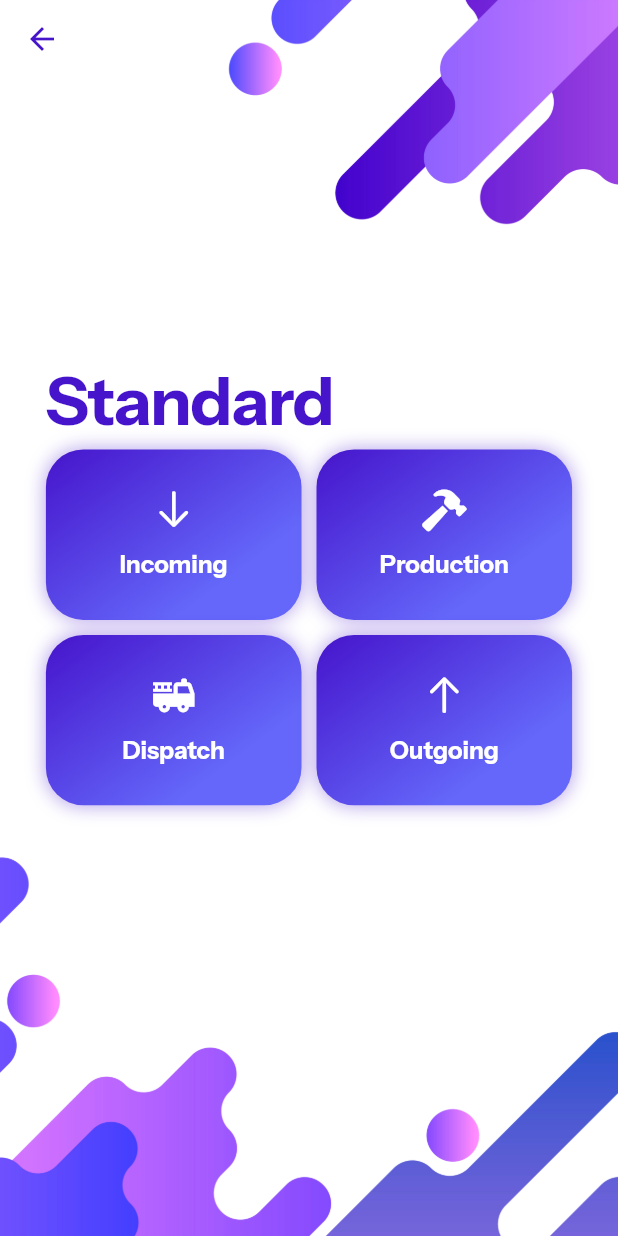
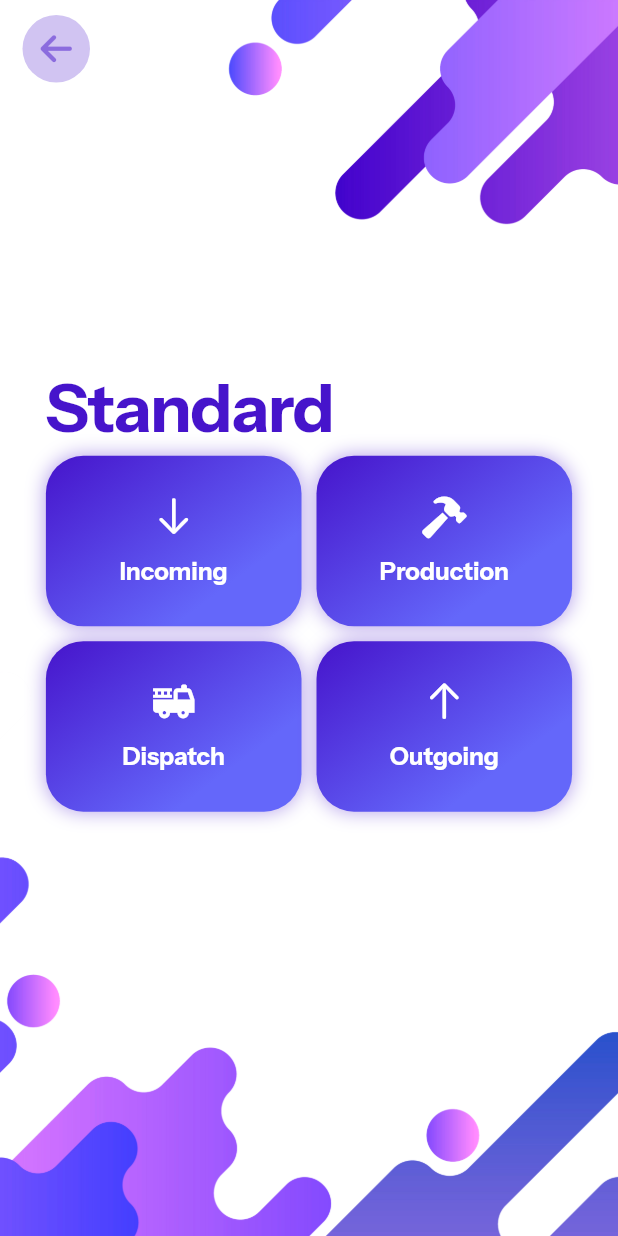
Before and after one commit to ananthuvs2000/dthexports, a Flutter app: the StandardScreen screen opened directly, on a phone screen of 412 x 824 dp. Run offline on Flutter 3.47's test engine with Material 2 defaults, Android fonts, the phone set to English and light mode, and no system bars; our stand-ins replace flutter_screenutil, font_awesome_flutter, get, image_picker; project files that could hold a hidden picture were left out.

Commit message:
Arrow back created

```diff
--- a/lib/screens/standard/standard_page.dart
+++ b/lib/screens/standard/standard_page.dart
@@ -5,6 +5,7 @@ import 'package:dth/screens/standard/outgoing/outgoing_page.dart';
 import 'package:dth/screens/standard/production/accepted_batch_selection.dart';
 import 'package:dth/screens/standard/production/production_day_end.dart';
 import 'package:dth/screens/standard/production/production_day_start.dart';
+import 'package:dth/theme/arrow_back.dart';
 import 'package:dth/theme/colors.dart';
 import 'package:dth/theme/layout.dart';
 import 'package:dth/theme/text_sizing.dart';
@@ -26,18 +27,24 @@ class _StandardScreenState extends State<StandardScreen> {
   Widget build(BuildContext context) {
     return Container(
       decoration: BoxDecoration(
-        image: DecorationImage(image: AssetImage(
-          'assets/images/loginbg.png',
-        ),fit: BoxFit.cover)
-      ),
+          image: DecorationImage(
+              image: AssetImage(
+                'assets/images/loginbg.png',
+              ),
+              fit: BoxFit.cover)),
       child: Scaffold(
         appBar: AppBar(
+          leadingWidth: 60,
+          toolbarHeight: 60,
+          leading: ArrowBack(
+            onTap: () => Get.back(),
+          ),
           backgroundColor: Colors.transparent,
           foregroundColor: primaryColor,
         ),
         backgroundColor: Colors.transparent,
         body: Padding(
-          padding: EdgeInsets.symmetric(horizontal: PageLayout.pagePaddingX+10),
+          padding: EdgeInsets.symmetric(horizontal: PageLayout.pagePaddingX + 10),
           child: Column(
             mainAxisAlignment: MainAxisAlignment.center,
             crossAxisAlignment: CrossAxisAlignment.start,
@@ -97,7 +104,9 @@ class _StandardScreenState extends State<StandardScreen> {
                   SubDashboardItem(
                     icon: CupertinoIcons.up_arrow,
                     onTap: () {
-                      Get.to(const OutGoingScreen(), transition: Transition.rightToLeftWithFade,duration: Duration(microseconds: 500));
+                      Get.to(const OutGoingScreen(),
+                          transition: Transition.rightToLeftWithFade,
+                          duration: Duration(microseconds: 500));
                     },
                     label: 'Outgoing',
                   ),
--- /dev/null
+++ b/lib/theme/arrow_back.dart
@@ -0,0 +1,26 @@
+import 'package:dth/theme/colors.dart';
+import 'package:flutter/material.dart';
+import 'package:font_awesome_flutter/font_awesome_flutter.dart';
+
+class ArrowBack extends StatelessWidget {
+  const ArrowBack({
+    super.key,
+    required this.onTap,
+  });
+  final void Function() onTap;
+  @override
+  Widget build(BuildContext context) {
+    return GestureDetector(
+      onTap: onTap,
+      child: Padding(
+        padding: const EdgeInsets.only(left: 15, top: 5),
+        child: CircleAvatar(
+          backgroundColor: primaryColor.withOpacity(0.25),
+          foregroundColor: primaryColor.withOpacity(0.5),
+          radius: 30,
+          child: const Icon(FontAwesomeIcons.arrowLeft),
+        ),
+      ),
+    );
+  }
+}
```
